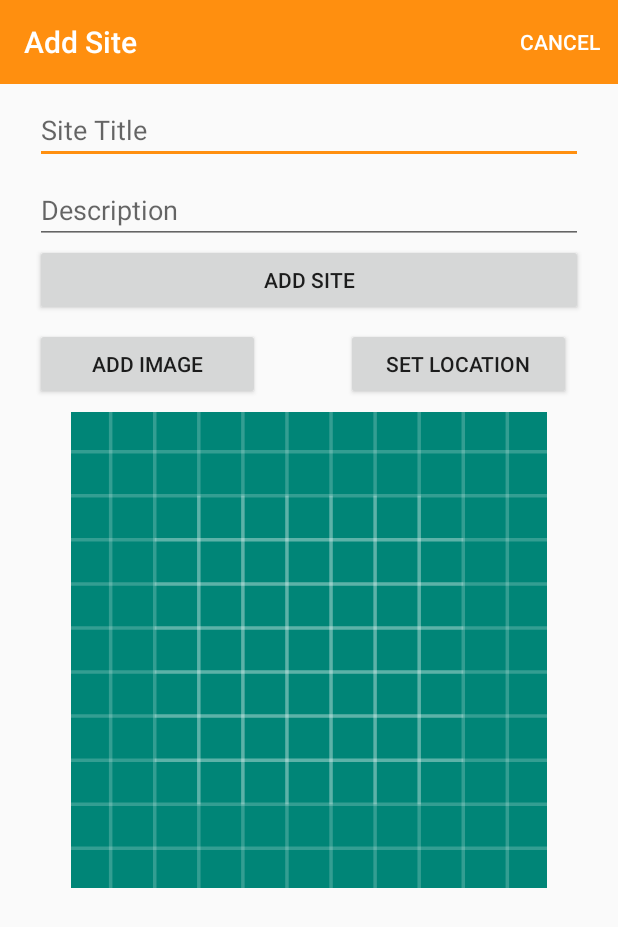
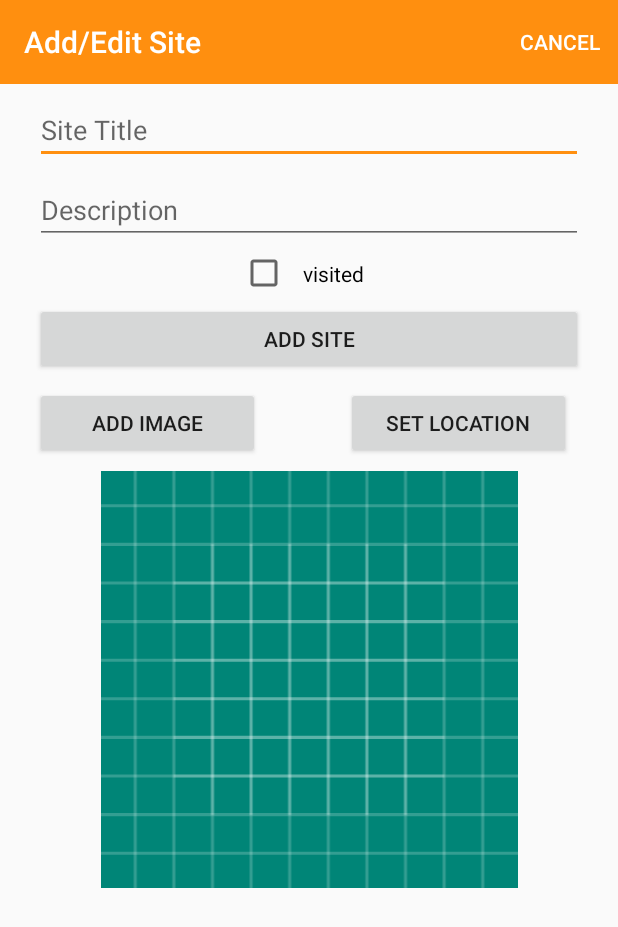
Before and after one commit to ForsterRobin/xSiteMe, an Android app: the SiteView screen opened directly, with no data from a screen before it, on a phone screen of 412 x 824 dp. Shown: the top 927 px of the screen. Run offline under Robolectric (Android 15) with nearby library versions, the phone set to English and light mode, and no system bars.

Commit message:
Implemted the checkbox and its functionality
Until now checkbox can be checked and unchecked as often as you like

```diff
--- a/app/build.gradle
+++ b/app/build.gradle
@@ -35,6 +35,7 @@ dependencies {
     implementation 'com.android.support:cardview-v7:28.0.0'
     implementation 'com.google.android.gms:play-services-maps:16.0.0'
     implementation 'org.jetbrains.anko:anko-commons:0.10.7'
+    implementation 'org.jetbrains.anko:anko:0.10.7'
     implementation "com.google.code.gson:gson:2.8.5"
     testImplementation 'junit:junit:4.12'
     androidTestImplementation 'com.android.support.test:runner:1.0.2'
--- a/app/src/main/java/for35892/othr/de/xsiteme/models/SiteJSONStore.kt
+++ b/app/src/main/java/for35892/othr/de/xsiteme/models/SiteJSONStore.kt
@@ -51,6 +51,7 @@ class SiteJSONStore : SiteStore, AnkoLogger {
     if (foundSite != null) {
       foundSite.title = site.title
       foundSite.description = site.description
+      foundSite.visited = site.visited
       foundSite.image = site.image
       foundSite.lat = site.lat
       foundSite.lng = site.lng
--- a/app/src/main/java/for35892/othr/de/xsiteme/models/SiteMemStore.kt
+++ b/app/src/main/java/for35892/othr/de/xsiteme/models/SiteMemStore.kt
@@ -35,6 +35,7 @@ class SiteMemStore : SiteStore, AnkoLogger {
     if (foundSite != null) {
       foundSite.title = site.title
       foundSite.description = site.description
+      foundSite.visited = site.visited
       foundSite.image = site.image
       foundSite.lat = site.lat
       foundSite.lng = site.lng
--- a/app/src/main/java/for35892/othr/de/xsiteme/models/SiteModel.kt
+++ b/app/src/main/java/for35892/othr/de/xsiteme/models/SiteModel.kt
@@ -4,15 +4,20 @@ import android.os.Parcelable
 import kotlinx.android.parcel.Parcelize
 
 @Parcelize
-data class SiteModel(var id: Long = 0,
-                          var title: String = "",
-                          var description: String = "",
-                          var image: String = "",
-                          var lat : Double = 0.0,
-                          var lng: Double = 0.0,
-                          var zoom: Float = 0f) : Parcelable
+data class SiteModel(
+    var id: Long = 0,
+    var title: String = "",
+    var description: String = "",
+    var visited: Boolean = false,
+    var image: String = "",
+    var lat: Double = 0.0,
+    var lng: Double = 0.0,
+    var zoom: Float = 0f
+) : Parcelable
 
 @Parcelize
-data class Location(var lat: Double = 0.0,
-                    var lng: Double = 0.0,
-                    var zoom: Float = 0f) : Parcelable
+data class Location(
+    var lat: Double = 0.0,
+    var lng: Double = 0.0,
+    var zoom: Float = 0f
+) : Parcelable
--- a/app/src/main/java/for35892/othr/de/xsiteme/views/site/SiteView.kt
+++ b/app/src/main/java/for35892/othr/de/xsiteme/views/site/SiteView.kt
@@ -11,7 +11,6 @@ import kotlinx.android.synthetic.main.activity_site.*
 import org.jetbrains.anko.AnkoLogger
 import org.jetbrains.anko.toast
 import for35892.othr.de.xsiteme.R
-
 
 
 class SiteView : AppCompatActivity(), AnkoLogger {
@@ -38,6 +37,8 @@ class SiteView : AppCompatActivity(), AnkoLogger {
         chooseImage.setOnClickListener { presenter.doSelectImage() }
 
         siteLocation.setOnClickListener { presenter.doSetLocation() }
+
+        checkBox.setOnClickListener { presenter.doChangeVisited() }
     }
 
     fun showSite(site: SiteModel) {
--- a/app/src/main/res/layout/activity_site.xml
+++ b/app/src/main/res/layout/activity_site.xml
@@ -20,7 +20,7 @@
                 android:id="@+id/toolbarAdd"
                 android:layout_width="match_parent"
                 android:layout_height="wrap_content"
-        app:titleTextColor="@color/colorPrimary" />
+                app:titleTextColor="@color/colorPrimary"/>
 
     </android.support.design.widget.AppBarLayout>
 
@@ -46,7 +46,7 @@
                 app:layout_constraintEnd_toEndOf="parent"
                 app:layout_constraintHorizontal_bias="0.503"
                 app:layout_constraintStart_toStartOf="parent"
-        app:layout_constraintTop_toTopOf="parent" />
+                app:layout_constraintTop_toTopOf="parent"/>
 
         <EditText
                 android:id="@+id/description"
@@ -60,7 +60,19 @@
                 android:inputType="textPersonName"
                 app:layout_constraintEnd_toEndOf="parent"
                 app:layout_constraintStart_toStartOf="parent"
-        app:layout_constraintTop_toBottomOf="@+id/siteTitle" />
+                app:layout_constraintTop_toBottomOf="@+id/siteTitle"/>
+
+        <CheckBox
+                android:id="@+id/checkBox"
+                android:layout_width="wrap_content"
+                android:layout_height="wrap_content"
+                android:padding="10dp"
+                android:layout_marginEnd="8dp"
+                android:layout_marginStart="8dp"
+                app:layout_constraintEnd_toEndOf="parent"
+                app:layout_constraintStart_toStartOf="parent"
+                android:text="@string/check_box_visited"
+                app:layout_constraintTop_toBottomOf="@+id/description"/>
 
         <Button
                 android:id="@+id/btnAdd"
@@ -71,7 +83,7 @@
                 android:text="@string/button_addSite"
                 app:layout_constraintEnd_toEndOf="parent"
                 app:layout_constraintStart_toStartOf="parent"
-        app:layout_constraintTop_toBottomOf="@+id/description" />
+                app:layout_constraintTop_toBottomOf="@+id/checkBox"/>
 
         <Button
                 android:id="@+id/chooseImage"
@@ -80,7 +92,7 @@
                 android:layout_marginTop="8dp"
                 android:text="@string/button_addImage"
                 app:layout_constraintStart_toStartOf="@+id/btnAdd"
-        app:layout_constraintTop_toBottomOf="@+id/btnAdd" />
+                app:layout_constraintTop_toBottomOf="@+id/btnAdd"/>
 
         <Button
                 android:id="@+id/siteLocation"
@@ -93,7 +105,7 @@
                 app:layout_constraintEnd_toEndOf="@+id/btnAdd"
                 app:layout_constraintHorizontal_bias="1.0"
                 app:layout_constraintStart_toEndOf="@+id/chooseImage"
-        app:layout_constraintTop_toBottomOf="@+id/btnAdd" />
+                app:layout_constraintTop_toBottomOf="@+id/btnAdd"/>
 
         <ImageView
                 android:id="@+id/siteImage"
@@ -109,7 +121,7 @@
                 app:layout_constraintStart_toStartOf="parent"
                 app:layout_constraintTop_toBottomOf="@+id/siteLocation"
                 app:layout_constraintVertical_bias="0.173"
-        app:srcCompat="@drawable/ic_launcher_background" />
+                app:srcCompat="@drawable/ic_launcher_background"/>
 
     </android.support.constraint.ConstraintLayout>
 
--- a/app/src/main/res/values/strings.xml
+++ b/app/src/main/res/values/strings.xml
@@ -13,11 +13,12 @@
 
     <string name="enter_site_title"> Please enter a Site Title </string>
     <string name="save_site"> Save Site </string>
+    <string name="check_box_visited">visited</string>
     <string name="select_site_image">Select Site Image</string>
     <string name="change_site_image">Change Site Image</string>
 
     <string name="title_activity_maps">Map</string>
     <string name="title_activity_site_maps">Map of all Sites</string>
     <string name="title_activity_siteList">Sites</string>
-    <string name="title_activity_site">Add Site</string>
+    <string name="title_activity_site">Add/Edit Site</string>
 </resources>
```
Also changed, not shown: app/src/main/java/for35892/othr/de/xsiteme/views/site/SitePresenter.kt (+13 -1 lines). Lines whose indentation alone changed are shown as unchanged.
